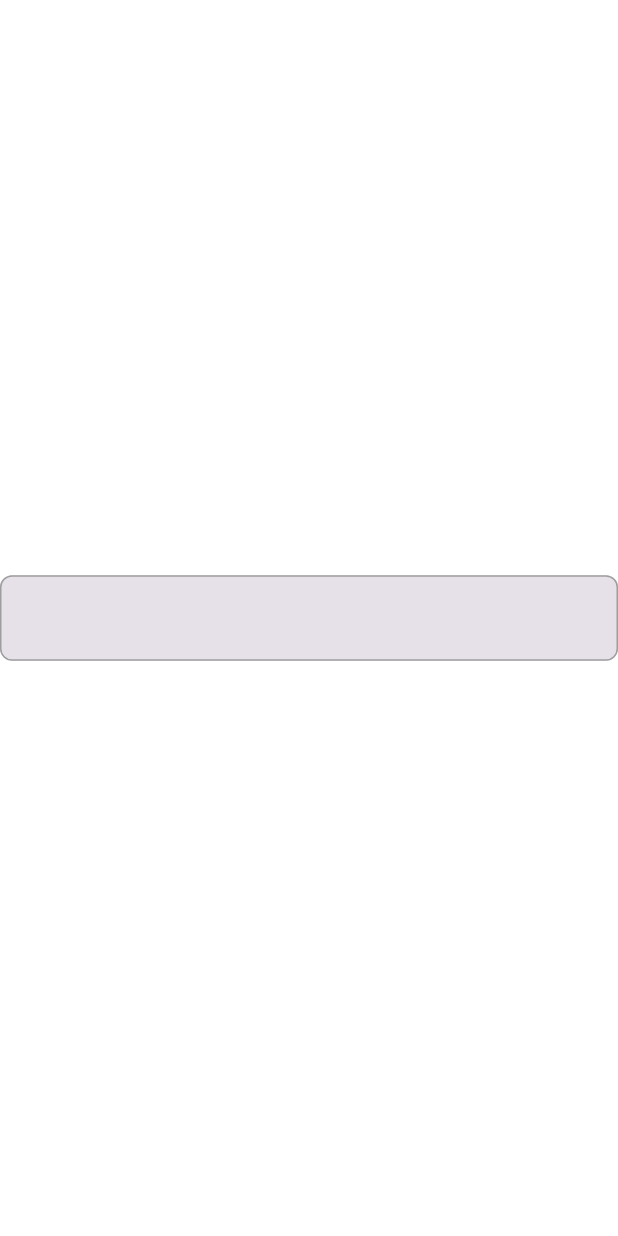
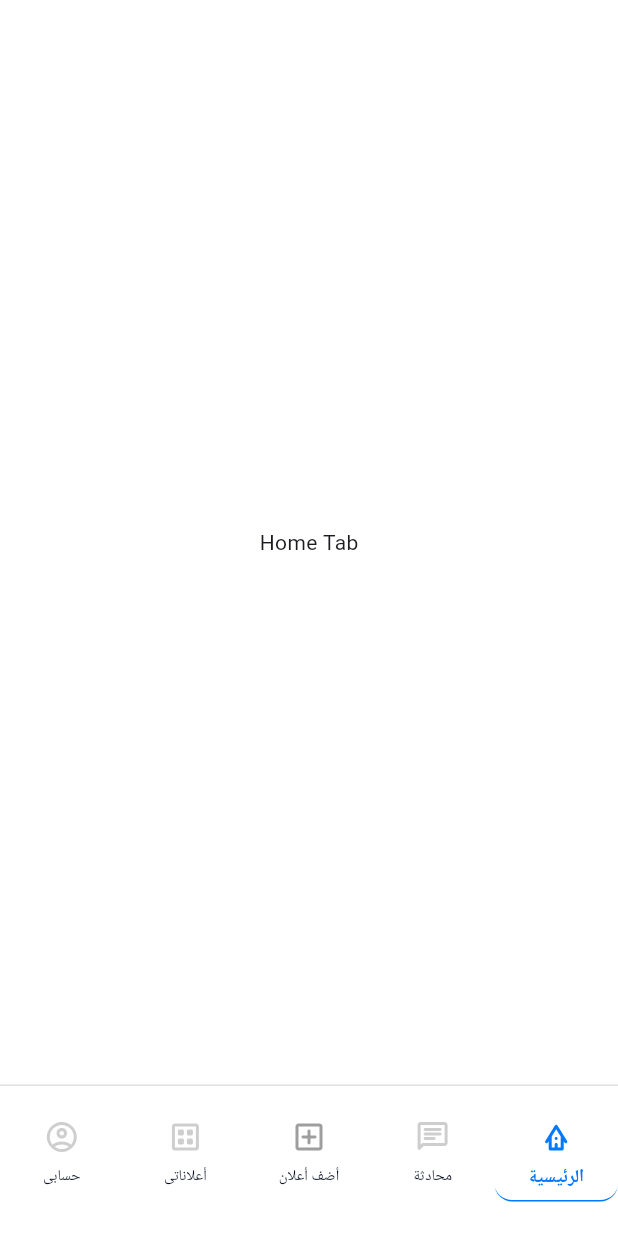
Before and after one commit to essammetwally1/flutter_task_essam_elmetwally, a Flutter app: the screen it shows after launch, on a phone screen of 412 x 824 dp. Run offline on Flutter 3.47's test engine with Material 3 defaults, Android fonts, the light colour scheme and no system bars; our stand-ins replace flutter_svg.

Commit message:
create nav bar

```diff
--- a/lib/app_theme.dart
+++ b/lib/app_theme.dart
@@ -29,8 +29,24 @@
     bottomNavigationBarTheme: BottomNavigationBarThemeData(
       elevation: 0,
       enableFeedback: false,
-      backgroundColor: grey,
+      backgroundColor: Colors.white,
       type: BottomNavigationBarType.fixed,
+      selectedItemColor: blue,
+      unselectedItemColor: grey,
+      showSelectedLabels: true,
+      showUnselectedLabels: true,
+      selectedIconTheme: const IconThemeData(size: 24),
+      unselectedIconTheme: const IconThemeData(size: 24),
+      unselectedLabelStyle: TextStyle(
+        fontSize: 16,
+        fontWeight: FontWeight.w500,
+        color: darkgrey,
+      ),
+      selectedLabelStyle: const TextStyle(
+        fontSize: 16,
+        fontWeight: FontWeight.w500,
+        color: blue,
+      ),
     ),
 
     inputDecorationTheme: InputDecorationTheme(
--- /dev/null
+++ b/lib/components/navbar_icon.dart
@@ -0,0 +1,22 @@
+import 'package:flutter/material.dart';
+import 'package:flutter_svg/flutter_svg.dart';
+
+class NavbarIcon extends StatelessWidget {
+  final String iconName;
+  final Color? color;
+
+  const NavbarIcon({super.key, required this.iconName, this.color});
+
+  @override
+  Widget build(BuildContext context) {
+    return SvgPicture.asset(
+      'assets/icons/$iconName.svg',
+      width: 24,
+      height: 24,
+      fit: BoxFit.scaleDown,
+      colorFilter: color == null
+          ? null
+          : ColorFilter.mode(color!, BlendMode.srcIn),
+    );
+  }
+}
--- a/lib/screens/home_screen.dart
+++ b/lib/screens/home_screen.dart
@@ -1,12 +1,111 @@
 import 'package:flutter/material.dart';
-import 'package:flutter_task_essam_elmetwally/components/custom_text_field.dart';
+import 'package:flutter_task_essam_elmetwally/app_theme.dart';
+import 'package:flutter_task_essam_elmetwally/components/navbar_icon.dart';
+import 'package:flutter_task_essam_elmetwally/tabs/addads_tab.dart';
+import 'package:flutter_task_essam_elmetwally/tabs/ads_tab.dart';
+import 'package:flutter_task_essam_elmetwally/tabs/chat_tab.dart';
+import 'package:flutter_task_essam_elmetwally/tabs/home_tab.dart';
+import 'package:flutter_task_essam_elmetwally/tabs/profile_tab.dart';
 
-class HomeScreen extends StatelessWidget {
+class HomeScreen extends StatefulWidget {
   static const String routeName = '/home';
   const HomeScreen({super.key});
 
   @override
+  State<HomeScreen> createState() => _HomeScreenState();
+}
+
+class _HomeScreenState extends State<HomeScreen> {
+  int selectedIndex = 4;
+
+  final List<Widget> _pages = const [
+    ProfileTab(),
+    AdsTab(),
+    AddadsTab(),
+    ChatTab(),
+    HomeTab(),
+  ];
+
+  BottomNavigationBarItem buildItem({
+    required int index,
+    required String iconName,
+    required String label,
+  }) {
+    final isActive = selectedIndex == index;
+    return BottomNavigationBarItem(
+      label: '',
+      icon: Container(
+        padding: const EdgeInsets.symmetric(horizontal: 12, vertical: 6),
+        decoration: BoxDecoration(
+          color: AppTheme.white,
+          borderRadius: BorderRadius.circular(12),
+          border: Border(
+            bottom: BorderSide(
+              color: isActive ? AppTheme.blue : Colors.transparent,
+              width: 1,
+            ),
+          ),
+        ),
+        child: Column(
+          mainAxisSize: MainAxisSize.min,
+          children: [
+            NavbarIcon(
+              iconName: iconName,
+              color: isActive ? AppTheme.blue : AppTheme.grey,
+            ),
+            const SizedBox(height: 4),
+            SizedBox(
+              height: 20, // fixed height keeps layout stable
+              child: Center(
+                child: AnimatedDefaultTextStyle(
+                  duration: const Duration(milliseconds: 250),
+                  curve: Curves.easeInOut,
+                  style: TextStyle(
+                    color: isActive ? AppTheme.blue : AppTheme.darkgrey,
+                    fontSize: isActive ? 12 : 10,
+                    fontWeight: isActive ? FontWeight.bold : FontWeight.w400,
+                  ),
+                  child: Text(label),
+                ),
+              ),
+            ),
+          ],
+        ),
+      ),
+    );
+  }
+
+  @override
   Widget build(BuildContext context) {
-    return Scaffold(body: Center(child: CustomTextFormField()));
+    return Scaffold(
+      backgroundColor: AppTheme.white,
+      body: SafeArea(child: _pages[selectedIndex]),
+      bottomNavigationBar: Container(
+        decoration: BoxDecoration(
+          color: AppTheme.white,
+          border: Border(
+            top: BorderSide(color: Colors.grey.shade300, width: 1),
+          ),
+        ),
+        child: SafeArea(
+          child: BottomNavigationBar(
+            backgroundColor: AppTheme.white,
+            elevation: 0,
+            type: BottomNavigationBarType.fixed,
+            currentIndex: selectedIndex,
+            onTap: (index) => setState(() => selectedIndex = index),
+            showSelectedLabels: false,
+            showUnselectedLabels: false,
+            items: [
+              buildItem(index: 0, iconName: 'profile', label: 'حسابى'),
+              buildItem(index: 1, iconName: 'ads', label: 'أعلاناتى'),
+              buildItem(index: 2, iconName: 'addads', label: 'أضف أعلان'),
+              buildItem(index: 3, iconName: 'chat', label: 'محادثة'),
+              buildItem(index: 4, iconName: 'main', label: 'الرئيسية'),
+            ],
+          ),
+        ),
+      ),
+    );
   }
 }
--- /dev/null
+++ b/lib/tabs/addads_tab.dart
@@ -0,0 +1,10 @@
+import 'package:flutter/material.dart';
+
+class AddadsTab extends StatelessWidget {
+  const AddadsTab({super.key});
+
+  @override
+  Widget build(BuildContext context) {
+    return Center(child: Text('AddAds Tab'));
+  }
+}
--- /dev/null
+++ b/lib/tabs/ads_tab.dart
@@ -0,0 +1,10 @@
+import 'package:flutter/material.dart';
+
+class AdsTab extends StatelessWidget {
+  const AdsTab({super.key});
+
+  @override
+  Widget build(BuildContext context) {
+    return Center(child: Text('Ads Tab'));
+  }
+}
--- /dev/null
+++ b/lib/tabs/chat_tab.dart
@@ -0,0 +1,10 @@
+import 'package:flutter/material.dart';
+
+class ChatTab extends StatelessWidget {
+  const ChatTab({super.key});
+
+  @override
+  Widget build(BuildContext context) {
+    return Center(child: Text('chat Tab'));
+  }
+}
--- /dev/null
+++ b/lib/tabs/home_tab.dart
@@ -0,0 +1,10 @@
+import 'package:flutter/material.dart';
+
+class HomeTab extends StatelessWidget {
+  const HomeTab({super.key});
+
+  @override
+  Widget build(BuildContext context) {
+    return Scaffold(body: Center(child: Text('Home Tab')));
+  }
+}
--- /dev/null
+++ b/lib/tabs/profile_tab.dart
@@ -0,0 +1,10 @@
+import 'package:flutter/material.dart';
+
+class ProfileTab extends StatelessWidget {
+  const ProfileTab({super.key});
+
+  @override
+  Widget build(BuildContext context) {
+    return Center(child: Text('profile Tab'));
+  }
+}
```
Also changed, not shown: assets/icons/addads.svg, assets/icons/ads.svg (added), assets/icons/chat.svg, assets/icons/main.svg, assets/icons/myads.svg (deleted), assets/icons/profile.svg.
